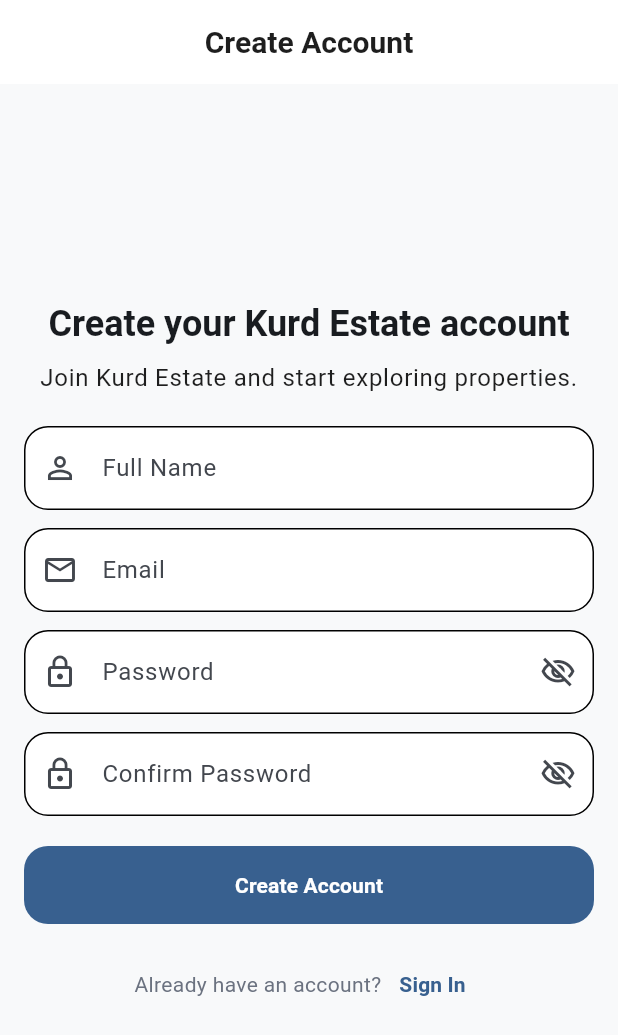
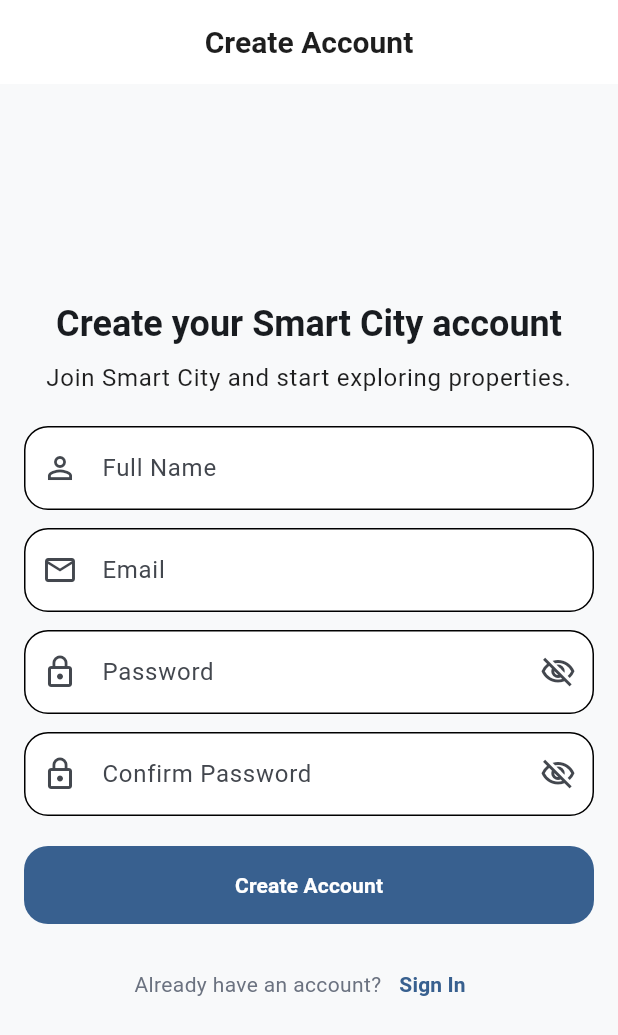
Before and after one commit to younis-h/kurd-estate, a Flutter app: the SignupPage screen opened by its route, on a phone screen of 412 x 824 dp. Shown: the top 1035 px of the screen. Run offline on Flutter 3.47's test engine with Material 3 defaults, Android fonts, the phone set to English and light mode, and no system bars; our stand-ins replace connectivity_plus, flutter_riverpod, get_it, go_router, shared_preferences, supabase_flutter; accounts and stored records are empty; Roboto replaces fonts that are missing (Cairo).

Commit message:
Rename app to Smart City and fix Supabase URL

```diff
--- a/lib/app/app.dart
+++ b/lib/app/app.dart
@@ -9,7 +9,7 @@
   @override
   Widget build(BuildContext context) {
     return MaterialApp.router(
-      title: 'Kurd Estate',
+      title: 'Smart City',
       debugShowCheckedModeBanner: false,
 
       theme: AppTheme.lightTheme,
--- a/lib/app/app_router.dart
+++ b/lib/app/app_router.dart
@@ -103,11 +103,11 @@
   Widget build(BuildContext context) {
     return Scaffold(
       appBar: AppBar(
-        title: const Text('Kurd Estate'),
+        title: const Text('Smart City'),
       ),
       body: const Center(
         child: Text(
-          'Kurd Estate',
+          'Smart City',
           style: TextStyle(
             fontSize: 24,
             fontWeight: FontWeight.bold,
--- a/lib/core/config/app_config.dart
+++ b/lib/core/config/app_config.dart
@@ -1,7 +1,7 @@
 class AppConfig {
   AppConfig._();
 
-  static const String appName = 'Kurd Estate';
+  static const String appName = 'Smart City';
 
   static const String appVersion = '1.0.0';
 
--- a/lib/core/config/supabase_options.dart
+++ b/lib/core/config/supabase_options.dart
@@ -2,8 +2,7 @@
   SupabaseOptions._();
 
   static const String url =
-      'https://xttxwokjpmhyjaiyuqagw.supabase.co';
-
+    'https://xtxwokjpmhyjaiyuqagw.supabase.co';
   static const String publishableKey =
       'sb_publishable_jLwbYDbP-6k7RVRtofyzWg_egiDlh3s';
 }
--- a/lib/core/constants/app_colors.dart
+++ b/lib/core/constants/app_colors.dart
@@ -1,6 +1,6 @@
 import 'package:flutter/material.dart';
 
-/// Kurd Estate Color Palette
+/// Smart City Color Palette
 /// Central place for all application colors.
 class AppColors {
   AppColors._();
--- a/lib/core/theme/app_text_styles.dart
+++ b/lib/core/theme/app_text_styles.dart
@@ -2,7 +2,7 @@
 
 import '../constants/app_colors.dart';
 
-/// Centralized text styles for Kurd Estate.
+/// Centralized text styles for Smart City.
 class AppTextStyles {
   AppTextStyles._();
 
--- a/lib/features/auth/presentation/pages/login_page.dart
+++ b/lib/features/auth/presentation/pages/login_page.dart
@@ -160,7 +160,7 @@
                     ),
 
                     Text(
-                      'Welcome to Kurd Estate',
+                      'Welcome to Smart City',
                       textAlign: TextAlign.center,
                       style: Theme.of(context)
                           .textTheme
--- a/lib/features/auth/presentation/pages/signup_page.dart
+++ b/lib/features/auth/presentation/pages/signup_page.dart
@@ -189,7 +189,7 @@
                     ),
 
                     Text(
-                      'Create your Kurd Estate account',
+                      'Create your Smart City account',
                       textAlign: TextAlign.center,
                       style: Theme.of(context)
                           .textTheme
@@ -204,7 +204,7 @@
                     ),
 
                     Text(
-                      'Join Kurd Estate and start exploring properties.',
+                      'Join Smart City and start exploring properties.',
                       textAlign: TextAlign.center,
                       style: Theme.of(context).textTheme.bodyLarge,
                     ),
--- a/pubspec.yaml
+++ b/pubspec.yaml
@@ -1,5 +1,5 @@
 name: kurd_estate
-description: "Kurd Estate - Professional Real Estate Platform for Iraq & Kurdistan"
+description: "Smart City - Professional Real Estate Platform for Iraq & Kurdistan"
 publish_to: "none"
 
 version: 1.0.0+1
```
Also changed, not shown: 2 other files.
